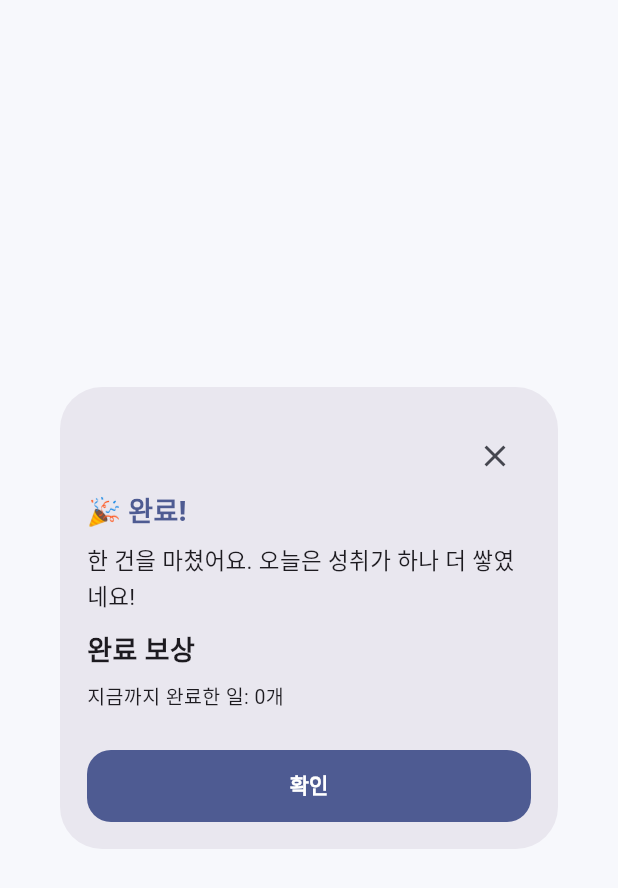
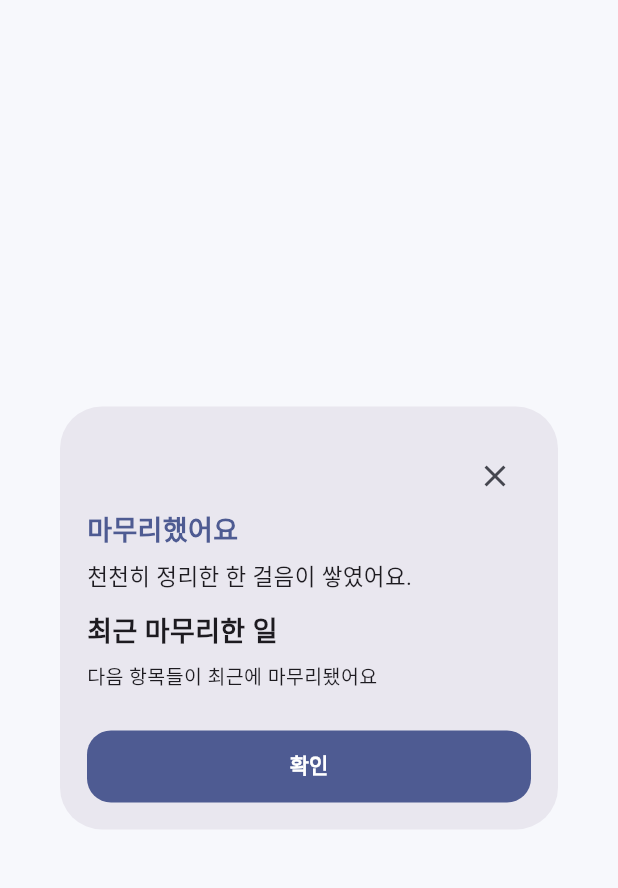
Before and after one commit to akra-devs/postponed-todos-flutter, a Flutter app: the _CompletionRewardDialog widget shown alone on an empty page, opened directly with empty values, on a phone screen of 412 x 824 dp. Shown: the top 888 px of the screen. Run offline on Flutter 3.47's test engine with Material 3 defaults, Android fonts, the phone set to English and light mode, and no system bars; our stand-ins replace drift, flutter_bloc; accounts and stored records are empty; generated files the repository leaves out were written again.

Commit message:
copy: soften completion reward modal tone and reduce celebration intensity

```diff
--- a/lib/core/config/ui_copy.dart
+++ b/lib/core/config/ui_copy.dart
@@ -10,10 +10,10 @@ class UiCopy {
   static const holdingCancel = '그냥 둘게요';
   static const dropCancel = '다음에 볼게요';
   static const restoreDefer = '조금 뒤로 미루기';
-  static const completionBurstTitle = '🎉 완료!';
-  static const completionBurstMessage = '한 건을 마쳤어요. 오늘은 성취가 하나 더 쌓였네요!';
-  static const completionRewardTitle = '완료 보상';
-  static const completionRewardHint = '지금까지 완료한 일:';
+  static const completionBurstTitle = '마무리했어요';
+  static const completionBurstMessage = '천천히 정리한 한 걸음이 쌓였어요.';
+  static const completionRewardTitle = '최근 마무리한 일';
+  static const completionRewardHint = '다음 항목들이 최근에 마무리됐어요';
   static const completionRewardClose = '확인';
 
   static const holdingSuggestionTitle = '천천히 내려두는 쪽이 맞을 때가 있어요';
--- a/lib/features/tasks/presentation/task_detail_screen.dart
+++ b/lib/features/tasks/presentation/task_detail_screen.dart
@@ -242,7 +242,7 @@ class TaskDetailScreen extends StatelessWidget {
       context: context,
       barrierDismissible: true,
       builder: (dialogContext) =>
-          _CompletionRewardDialog(completedTasks: rewards.take(4).toList()),
+          _CompletionRewardDialog(completedTasks: rewards.take(2).toList()),
     );
   }
 
@@ -616,7 +616,7 @@ class _CompletionRewardDialog extends StatefulWidget {
 
 class _CompletionRewardDialogState extends State<_CompletionRewardDialog>
     with SingleTickerProviderStateMixin {
-  static const int _particleCount = 24;
+  static const int _particleCount = 8;
 
   late final AnimationController _controller;
   late final List<_ConfettiParticle> _confettiParticles;
@@ -626,7 +626,7 @@ class _CompletionRewardDialogState extends State<_CompletionRewardDialog>
     super.initState();
     _controller = AnimationController(
       vsync: this,
-      duration: const Duration(milliseconds: 1400),
+      duration: const Duration(milliseconds: 800),
     )..forward();
 
     _confettiParticles = List.generate(_particleCount, (index) {
@@ -635,10 +635,10 @@ class _CompletionRewardDialogState extends State<_CompletionRewardDialog>
         xRatio: random.nextDouble(),
         size: 12 + random.nextDouble() * 12,
         startDelay: random.nextDouble() * 0.5,
-        travelDistance: 90 + random.nextDouble() * 110,
-        drift: random.nextDouble() * 28 - 14,
-        spin: random.nextDouble() * 1.8 - 0.9,
-        icon: random.nextBool() ? Icons.star : Icons.celebration,
+        travelDistance: 48 + random.nextDouble() * 72,
+        drift: random.nextDouble() * 12 - 6,
+        spin: random.nextDouble() * 1.2 - 0.6,
+        icon: Icons.auto_awesome,
         color: _rewardConfettiPalette[index % _rewardConfettiPalette.length],
       );
     });
@@ -653,7 +653,7 @@ class _CompletionRewardDialogState extends State<_CompletionRewardDialog>
   @override
   Widget build(BuildContext context) {
     final theme = Theme.of(context);
-    final rewardsToShow = widget.completedTasks.take(3).toList();
+    final rewardsToShow = widget.completedTasks.take(2).toList();
 
     return Dialog(
       child: SizedBox(
@@ -686,7 +686,7 @@ class _CompletionRewardDialogState extends State<_CompletionRewardDialog>
                     UiCopy.completionBurstTitle,
                     style: theme.appTextRoles.cardTitle.copyWith(
                       color: theme.colorScheme.primary,
-                      fontWeight: FontWeight.w800,
+                      fontWeight: FontWeight.w700,
                     ),
                   ),
                   const SizedBox(height: AppSpacingTokens.xs),
@@ -703,7 +703,7 @@ class _CompletionRewardDialogState extends State<_CompletionRewardDialog>
                   ),
                   const SizedBox(height: AppSpacingTokens.xs),
                   Text(
-                    '${UiCopy.completionRewardHint} ${widget.completedTasks.length}개',
+                    UiCopy.completionRewardHint,
                     style: theme.appTextRoles.supportingBody,
                   ),
                   const SizedBox(height: AppSpacingTokens.actionGap),
@@ -860,10 +860,10 @@ class _ConfettiParticle {
 }
 
 const _rewardConfettiPalette = [
-  Color(0xFFF9A825),
-  Color(0xFFEF6C00),
-  Color(0xFF29B6F6),
-  Color(0xFFAB47BC),
-  Color(0xFF66BB6A),
-  Color(0xFFFF8A65),
+  Color(0xFFFFF59D),
+  Color(0xFF80CBC4),
+  Color(0xFFA5D6A7),
+  Color(0xFF90CAF9),
+  Color(0xFFE1BEE7),
+  Color(0xFFFFCC80),
 ];
```
Also changed, not shown: 1 other file.
